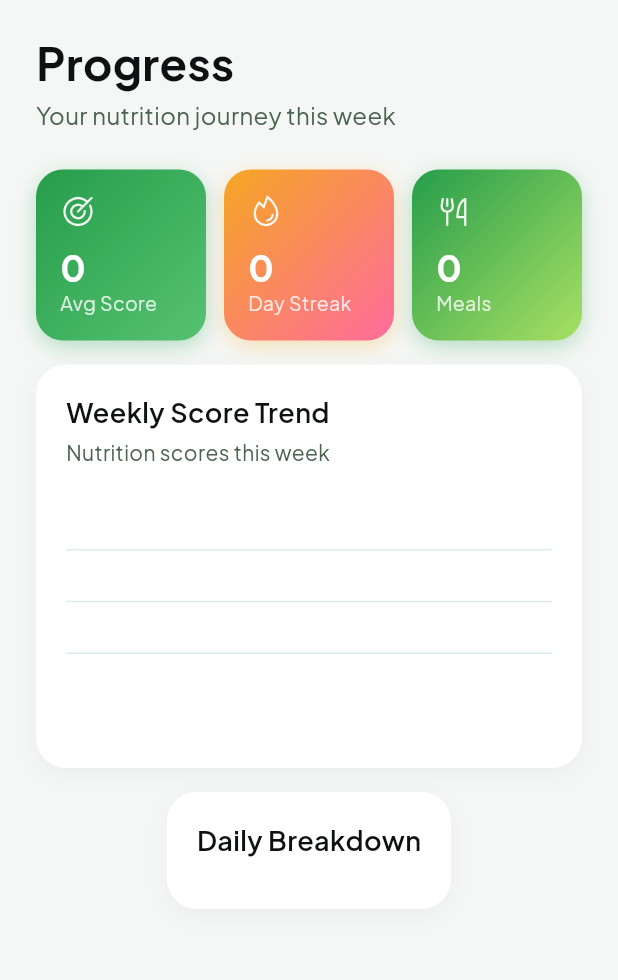
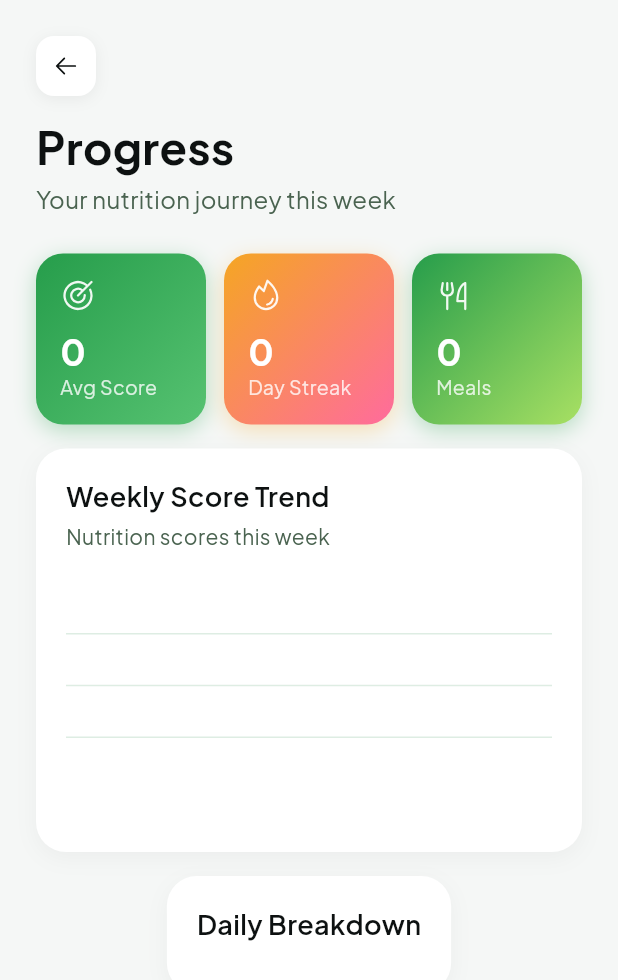
Before and after one commit to Ousman37/nutraflow-0-, a Flutter app: the AnalyticsView screen opened by its route, on a phone screen of 412 x 824 dp. Shown: the top 980 px of the screen. Run offline on Flutter 3.47's test engine with Material 3 defaults, Android fonts, the phone set to English and light mode, and no system bars; drawn by our look-alikes of fl_chart; our stand-ins replace cached_network_image, cloud_firestore, firebase_auth, firebase_core, firebase_storage, flutter_dotenv and 8 more; missing offline and left inert: mobile_scanner, purchases_flutter; accounts and stored records are empty.

Commit message:
fix: refine analytics and workout logging

```diff
--- a/lib/features/analytics/views/analytics_view.dart
+++ b/lib/features/analytics/views/analytics_view.dart
@@ -1,6 +1,5 @@
-// This is for   I will try to see how to fix it later than   fix that  and i will let see how can we have it  okay ill try to do it  bu
-
 import 'package:flutter/material.dart';
+import 'package:flutter/services.dart';
 import 'package:get/get.dart';
 import 'package:phosphor_flutter/phosphor_flutter.dart';
 import '../controllers/analytics_controller.dart';
@@ -30,6 +29,43 @@ class AnalyticsView extends StatelessWidget {
                   child: Column(
                     crossAxisAlignment: CrossAxisAlignment.start,
                     children: [
+                      // This screen is only ever reached by pushing it
+                      // (from Progress's insights button), so it's always
+                      // poppable — unconditional back button, no dead end.
+                      Row(
+                        children: [
+                          GestureDetector(
+                            onTap: () {
+                              HapticFeedback.lightImpact();
+                              Get.back();
+                            },
+                            behavior: HitTestBehavior.opaque,
+                            child: Container(
+                              width: 40,
+                              height: 40,
+                              decoration: BoxDecoration(
+                                color: AppColors.surface,
+                                borderRadius: BorderRadius.circular(12),
+                                boxShadow: [
+                                  BoxShadow(
+                                    color: Colors.black.withValues(alpha: 0.06),
+                                    blurRadius: 8,
+                                    offset: const Offset(0, 2),
+                                  ),
+                                ],
+                              ),
+                              child: Center(
+                                child: PhosphorIcon(
+                                  PhosphorIcons.arrowLeft(),
+                                  size: 18,
+                                  color: AppColors.textPrimary,
+                                ),
+                              ),
+                            ),
+                          ),
+                        ],
+                      ),
+                      const SizedBox(height: 16),
                       Text('Progress', style: AppTextStyles.displayMedium),
                       const SizedBox(height: 4),
                       Text(
```
Also changed, not shown: lib/features/workouts/widgets/log_workout_sheet.dart (+46 -23 lines).
